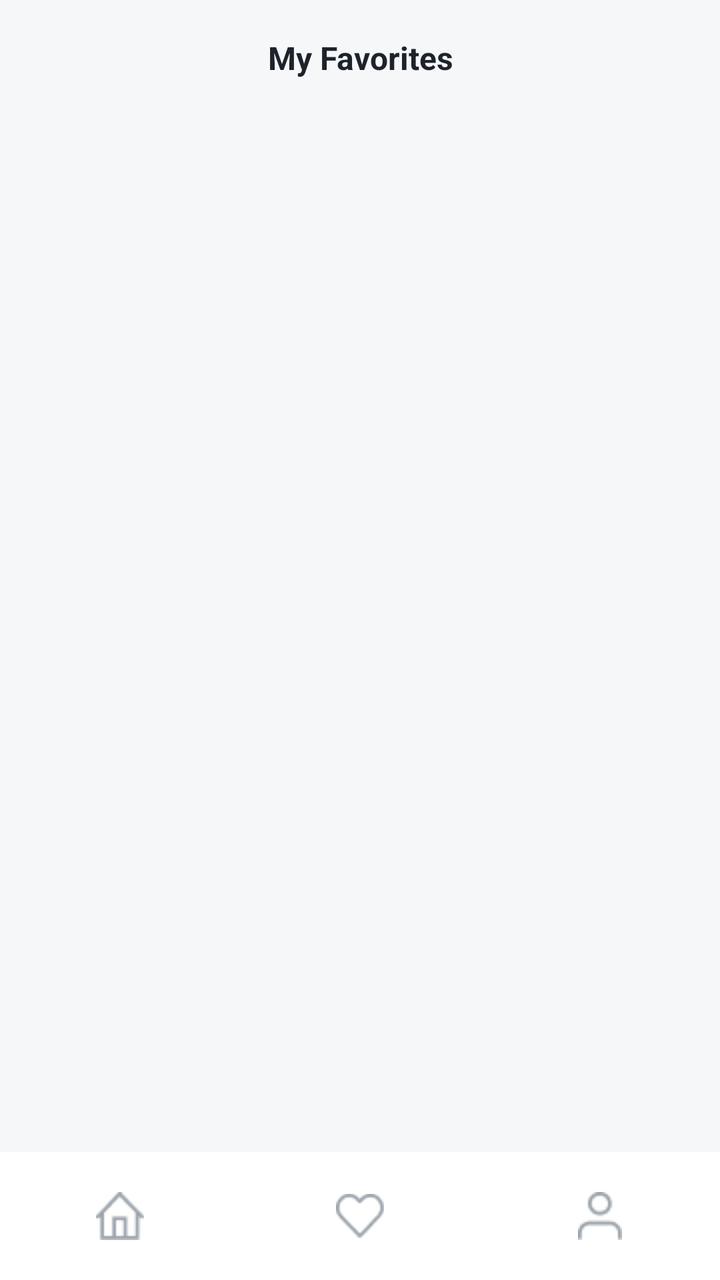
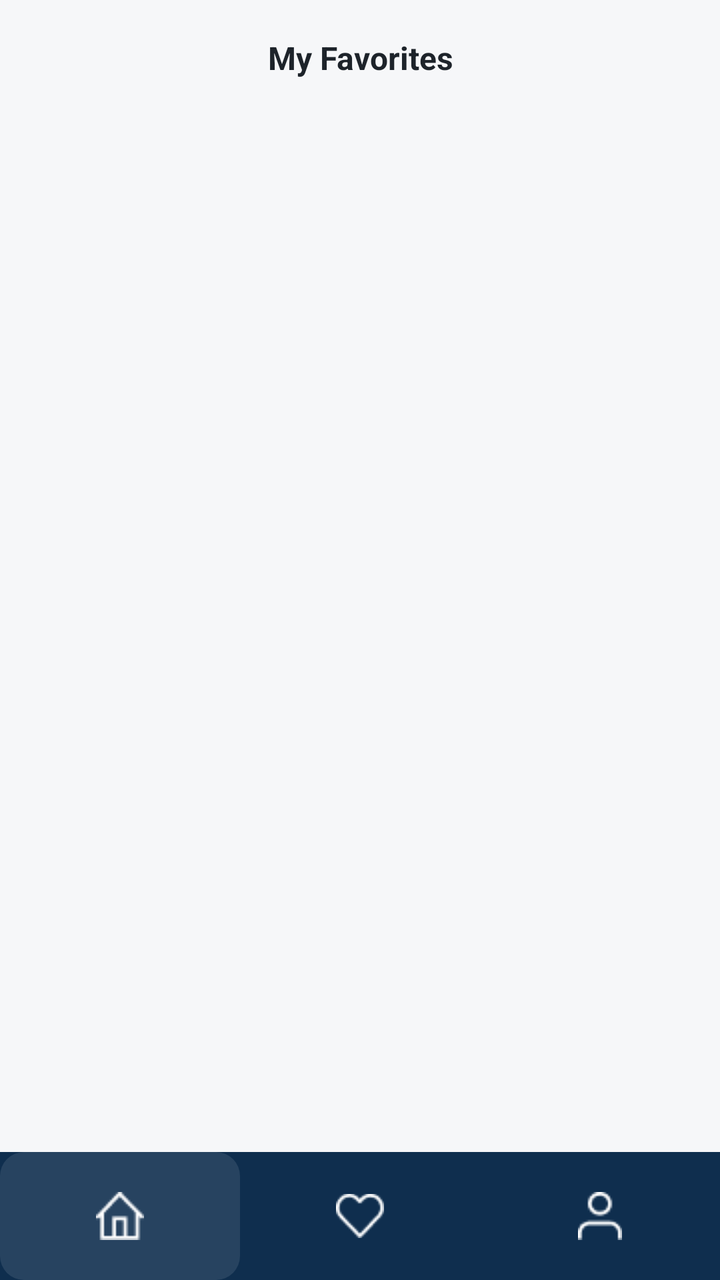

Compare the two renders of this Android layout. The source of the first and the diff that turns it into the second are given below.
<!-- AndroidManifest.xml: application theme Theme.MyApplication -->
<!-- res/layout/fragment_favorites.xml -->
<?xml version="1.0" encoding="utf-8"?>
<LinearLayout xmlns:android="http://schemas.android.com/apk/res/android"
    xmlns:app="http://schemas.android.com/apk/res-auto"
    android:layout_width="match_parent"
    android:layout_height="match_parent"
    android:background="@color/ps_background"
    android:orientation="vertical">

    <TextView
        android:layout_width="match_parent"
        android:layout_height="wrap_content"
        android:gravity="center"
        android:paddingTop="18dp"
        android:paddingBottom="12dp"
        android:text="My Favorites"
        android:textColor="@color/ps_text_primary"
        android:textSize="16sp"
        android:textStyle="bold" />

    <androidx.recyclerview.widget.RecyclerView
        android:id="@+id/rv_favorites"
        android:layout_width="match_parent"
        android:layout_height="0dp"
        android:layout_weight="1"
        android:clipToPadding="false"
        android:paddingStart="20dp"
        android:paddingEnd="20dp"
        android:paddingBottom="12dp" />

    <TextView
        android:id="@+id/tv_empty"
        android:layout_width="match_parent"
        android:layout_height="0dp"
        android:layout_weight="1"
        android:gravity="center"
        android:text="No favorites yet.\nTap the heart icon on any property!"
        android:textColor="@color/ps_text_secondary"
        android:textSize="14sp"
        android:visibility="gone" />

    <com.google.android.material.bottomnavigation.BottomNavigationView
        android:id="@+id/bottom_nav"
        android:layout_width="match_parent"
        android:layout_height="64dp"
        android:background="@color/ps_surface"
        app:itemIconSize="24dp"
        app:itemIconTint="@color/ps_icon_muted"
        app:itemTextColor="@color/ps_icon_muted"
        app:itemRippleColor="@android:color/transparent"
        app:labelVisibilityMode="unlabeled"
        app:menu="@menu/menu_bottom_home" />
</LinearLayout>
<!-- resources referenced by this layout -->
<resources>
  <color name="ps_background">#F6F7F9</color>
  <color name="ps_icon_muted">#9AA3AB</color>
  <color name="ps_surface">#FFFFFFFF</color>
  <color name="ps_text_primary">#1D232A</color>
  <color name="ps_text_secondary">#7D8790</color>
  <style name="Theme.MyApplication" parent="Base.Theme.MyApplication" />
  <style name="Base.Theme.MyApplication" parent="Theme.Material3.DayNight.NoActionBar">
          
          
      </style>
</resources>

<!-- the commit's change to res/layout/fragment_favorites.xml (unified diff, before → after) -->
@@ -42,10 +42,11 @@
         android:id="@+id/bottom_nav"
         android:layout_width="match_parent"
         android:layout_height="64dp"
-        android:background="@color/ps_surface"
+        android:background="@color/ps_primary_dark"
+        app:itemBackground="@drawable/bg_bottom_nav_item"
         app:itemIconSize="24dp"
-        app:itemIconTint="@color/ps_icon_muted"
-        app:itemTextColor="@color/ps_icon_muted"
+        app:itemIconTint="@color/bottom_nav_item_tint"
+        app:itemTextColor="@color/bottom_nav_item_tint"
         app:itemRippleColor="@android:color/transparent"
         app:labelVisibilityMode="unlabeled"
         app:menu="@menu/menu_bottom_home" />
<!-- resource entries referenced after the edit -->
@@ -1,10 +1,25 @@
 <!-- resources referenced by this layout -->
 <resources>
   <color name="ps_background">#F6F7F9</color>
-  <color name="ps_icon_muted">#9AA3AB</color>
-  <color name="ps_surface">#FFFFFFFF</color>
+  <color name="ps_primary_dark">#0F2E4E</color>
   <color name="ps_text_primary">#1D232A</color>
   <color name="ps_text_secondary">#7D8790</color>
+  <!-- drawable bg_bottom_nav_item (drawable) -->
+  <?xml version="1.0" encoding="utf-8"?>
+  <selector xmlns:android="http://schemas.android.com/apk/res/android">
+      <item android:state_checked="true">
+          <shape android:shape="rectangle">
+              <solid android:color="#1AFFFFFF" />
+              <corners android:radius="12dp" />
+          </shape>
+      </item>
+      <item>
+          <shape android:shape="rectangle">
+              <solid android:color="@android:color/transparent" />
+              <corners android:radius="12dp" />
+          </shape>
+      </item>
+  </selector>
   <style name="Theme.MyApplication" parent="Base.Theme.MyApplication" />
   <style name="Base.Theme.MyApplication" parent="Theme.Material3.DayNight.NoActionBar">
           
